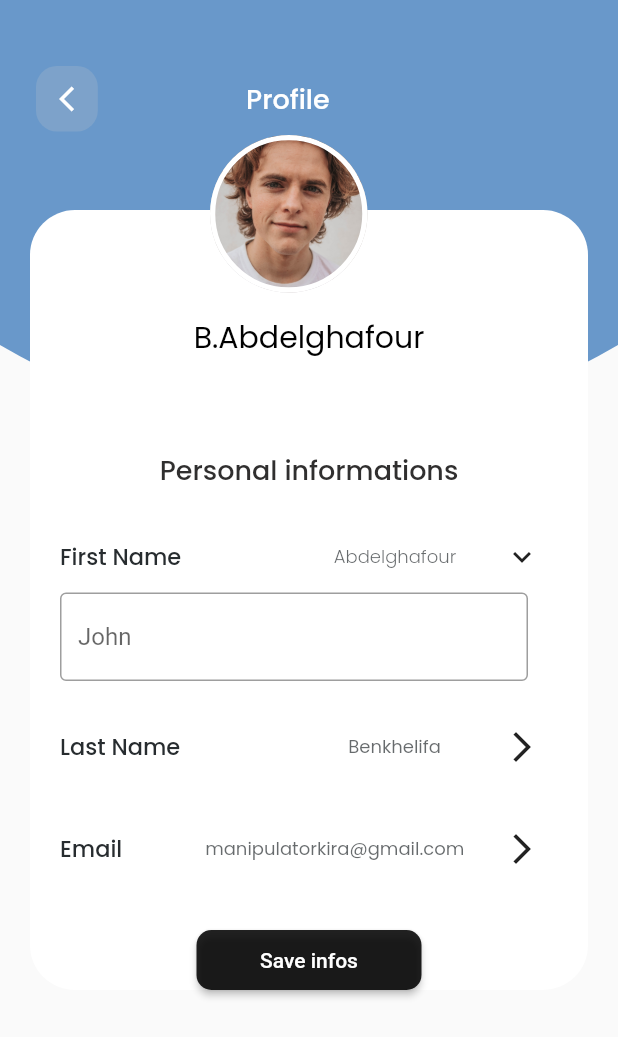
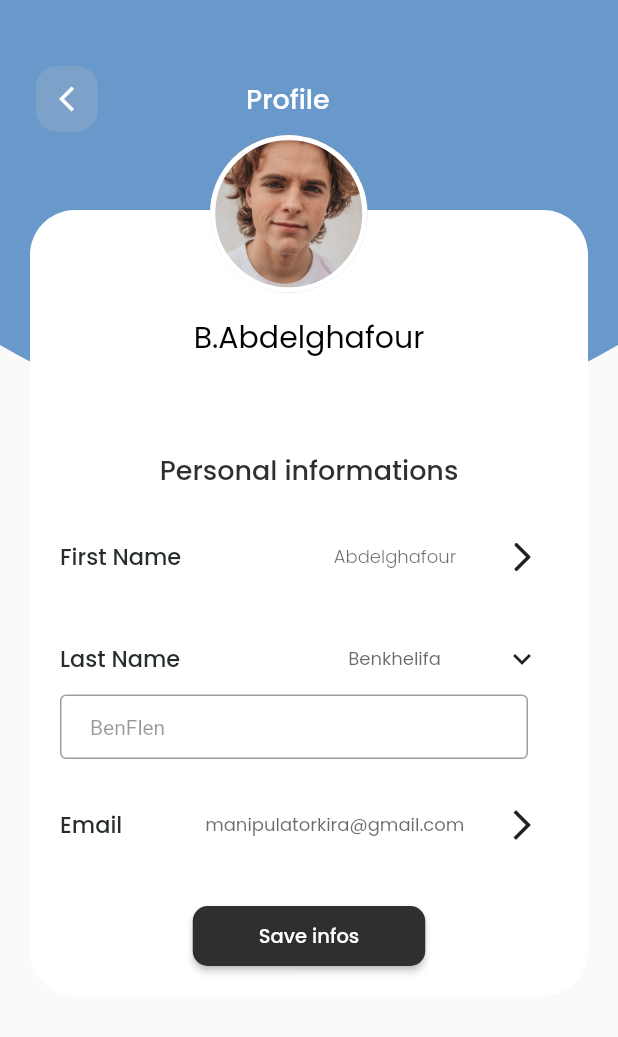
Before and after one commit to abdelghafourbk/PFE_V1, a Flutter app: the PersonalInfos screen opened directly, after a tap on the "arrow forward ios" icon, on a phone screen of 412 x 824 dp. Shown: the top 1037 px of the screen. Run offline on Flutter 3.47's test engine with Material 2 defaults, Android fonts, the phone set to English and light mode, and no system bars; our stand-ins replace email_validator, flutter_neumorphic.

Commit message:
personal infos page fixed again

```diff
--- a/lib/ProfileScreen/EditPersonalInfos.dart
+++ b/lib/ProfileScreen/EditPersonalInfos.dart
@@ -110,9 +110,11 @@
                             width: 0.5,
                           ),
                           IconButton(
-                            icon: Icon(visible
-                                ? Icons.keyboard_arrow_down
-                                : Icons.arrow_forward_ios),
+                            icon: Icon(
+                              visible
+                                  ? Icons.keyboard_arrow_down_rounded
+                                  : Icons.arrow_forward_ios_rounded,
+                            ),
                             onPressed: () => {
                               hide(),
                             },
@@ -121,12 +123,20 @@
                       ),
                     ),
                     Visibility(
-                      child: const Padding(
-                        padding: EdgeInsets.only(left: 20.0, right: 40.0),
-                        child: TextField(
-                          decoration: InputDecoration(
-                            hintText: "John",
-                            border: OutlineInputBorder(),
+                      child: Padding(
+                        padding: const EdgeInsets.only(left: 20.0, right: 40.0),
+                        child: Container(
+                          width: width * 0.8,
+                          height: 43,
+                          child: const TextField(
+                            decoration: InputDecoration(
+                              contentPadding: EdgeInsets.symmetric(
+                                  vertical: 10.0, horizontal: 20.0),
+                              hintText: "Flen",
+                              hintStyle: TextStyle(
+                                  fontSize: 14.0, color: Color(0x66000000)),
+                              border: OutlineInputBorder(),
+                            ),
                           ),
                         ),
                       ),
@@ -173,12 +183,20 @@
                       ),
                     ),
                     Visibility(
-                      child: const Padding(
-                        padding: EdgeInsets.only(left: 20.0, right: 40.0),
-                        child: TextField(
-                          decoration: InputDecoration(
-                            hintText: "Amira ",
-                            border: OutlineInputBorder(),
+                      child: Padding(
+                        padding: const EdgeInsets.only(left: 20.0, right: 40.0),
+                        child: Container(
+                          width: width * 0.8,
+                          height: 43,
+                          child: const TextField(
+                            decoration: InputDecoration(
+                              contentPadding: EdgeInsets.symmetric(
+                                  vertical: 10.0, horizontal: 20.0),
+                              hintText: "BenFlen",
+                              hintStyle: TextStyle(
+                                  fontSize: 14.0, color: Color(0x66000000)),
+                              border: OutlineInputBorder(),
+                            ),
                           ),
                         ),
                       ),
@@ -230,76 +248,82 @@
                             left: 20.0, right: 40.0, bottom: 20.0),
                         child: TextField(
                           decoration: InputDecoration(
-                            hintText: "amiraassam860@gmail.com ",
+                            contentPadding: EdgeInsets.symmetric(
+                                vertical: 10.0, horizontal: 20.0),
+                            hintText: "abdelghafoubk@gmail.com",
+                            hintStyle: TextStyle(
+                                fontSize: 14.0, color: Color(0x66000000)),
                             border: OutlineInputBorder(),
                           ),
                         ),
                       ),
                       visible: visible2,
                     ),
+                    // Visibility(
+                    //   child: Padding(
+                    //     padding: const EdgeInsets.only(top: 30.0),
+                    //     child: Container(
+                    //         width: 155.0,
+                    //         height: 39,
+                    //         child: ElevatedButton(
+                    //           child: const Text(
+                    //             "Save infos",
+                    //           ),
+                    //           onPressed: () {
+                    //             debugPrint("Save infos pressed");
+                    //             Navigator.push(
+                    //                 context,
+                    //                 MaterialPageRoute(
+                    //                   builder: (context) =>
+                    //                       const ProfileScreen(),
+                    //                 ));
+                    //           },
+                    //           style: ButtonStyle(
+                    //             backgroundColor:
+                    //                 MaterialStateProperty.all(Colors.black87),
+                    //             shape: MaterialStateProperty.all<
+                    //                     RoundedRectangleBorder>(
+                    //                 RoundedRectangleBorder(
+                    //               borderRadius: BorderRadius.circular(10.0),
+                    //             )),
+                    //           ),
+                    //         )),
+                    //   ),
+                    //   visible: visible,
+                    // ),
+                    // Visibility(
+                    //   child: Padding(
+                    //     padding: const EdgeInsets.only(top: 30.0),
+                    //     child: Container(
+                    //         width: 150.0,
+                    //         height: 40,
+                    //         child: ElevatedButton(
+                    //           child: const Text("Save infos"),
+                    //           onPressed: () {
+                    //             debugPrint("Save infos pressed");
+                    //             Navigator.push(
+                    //                 context,
+                    //                 MaterialPageRoute(
+                    //                   builder: (context) =>
+                    //                       const ProfileScreen(),
+                    //                 ));
+                    //           },
+                    //           style: ButtonStyle(
+                    //             backgroundColor:
+                    //                 MaterialStateProperty.all(Colors.black87),
+                    //             shape: MaterialStateProperty.all<
+                    //                     RoundedRectangleBorder>(
+                    //                 RoundedRectangleBorder(
+                    //               borderRadius: BorderRadius.circular(10.0),
+                    //             )),
+                    //           ),
+                    //         )),
+                    //   ),
+                    //   visible: visible2,
+                    // ),
                     Visibility(
                       child: Padding(
-                        padding: const EdgeInsets.only(top: 30.0),
-                        child: Container(
-                            width: 150.0,
-                            height: 40,
-                            child: ElevatedButton(
-                              child: const Text("Save infos"),
-                              onPressed: () {
-                                debugPrint("Save infos pressed");
-                                Navigator.push(
-                                    context,
-                                    MaterialPageRoute(
-                                      builder: (context) =>
-                                          const ProfileScreen(),
-                                    ));
-                              },
-                              style: ButtonStyle(
-                                backgroundColor:
-                                    MaterialStateProperty.all(Colors.black87),
-                                shape: MaterialStateProperty.all<
-                                        RoundedRectangleBorder>(
-                                    RoundedRectangleBorder(
-                                  borderRadius: BorderRadius.circular(10.0),
-                                )),
-                              ),
-                            )),
-                      ),
-                      visible: visible,
-                    ),
-                    Visibility(
-                      child: Padding(
-                        padding: const EdgeInsets.only(top: 30.0),
-                        child: Container(
-                            width: 150.0,
-                            height: 40,
-                            child: ElevatedButton(
-                              child: const Text("Save infos"),
-                              onPressed: () {
-                                debugPrint("Save infos pressed");
-                                Navigator.push(
-                                    context,
-                                    MaterialPageRoute(
-                                      builder: (context) =>
-                                          const ProfileScreen(),
-                                    ));
-                              },
-                              style: ButtonStyle(
-                                backgroundColor:
-                                    MaterialStateProperty.all(Colors.black87),
-                                shape: MaterialStateProperty.all<
-                                        RoundedRectangleBorder>(
-                                    RoundedRectangleBorder(
-                                  borderRadius: BorderRadius.circular(10.0),
-                                )),
-                              ),
-                            )),
-                      ),
-                      visible: visible2,
-                    ),
-                    Visibility(
-                      child: Padding(
-                        padding: const EdgeInsets.only(top: 30.0),
+                        padding: const EdgeInsets.only(top: 30.0, bottom: 20.0),
                         child: Container(
                             width: 155.0,
                             height: 40,
@@ -326,12 +350,12 @@
                                 shape: MaterialStateProperty.all<
                                         RoundedRectangleBorder>(
                                     RoundedRectangleBorder(
-                                  borderRadius: BorderRadius.circular(8.0),
+                                  borderRadius: BorderRadius.circular(10.0),
                                 )),
                               ),
                             )),
                       ),
-                      visible: visible1,
+                      visible: visible1 || visible2 || visible,
                     ),
                   ],
                 ),
```
